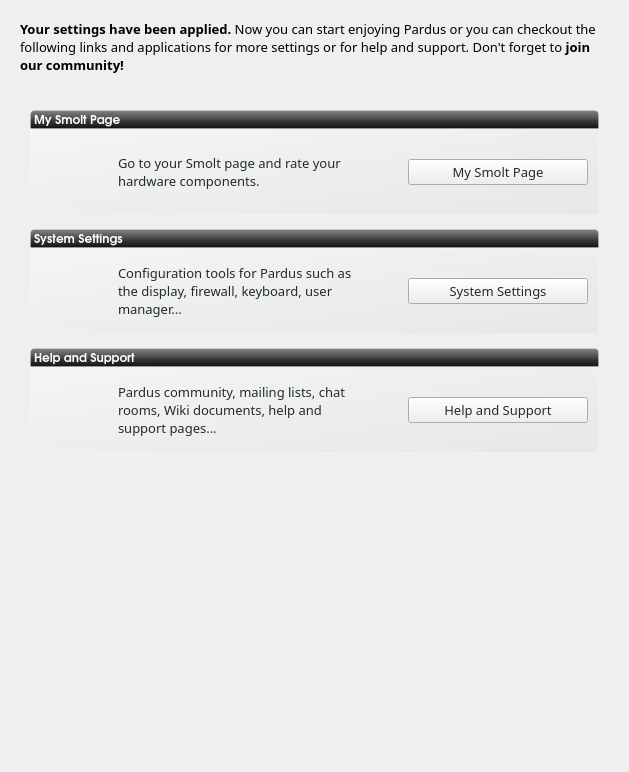
This is kaptan/ui/ui_scrGoodbye.ui in circass/pisi-work as Qt 5 draws it before an edit. The edited form follows.
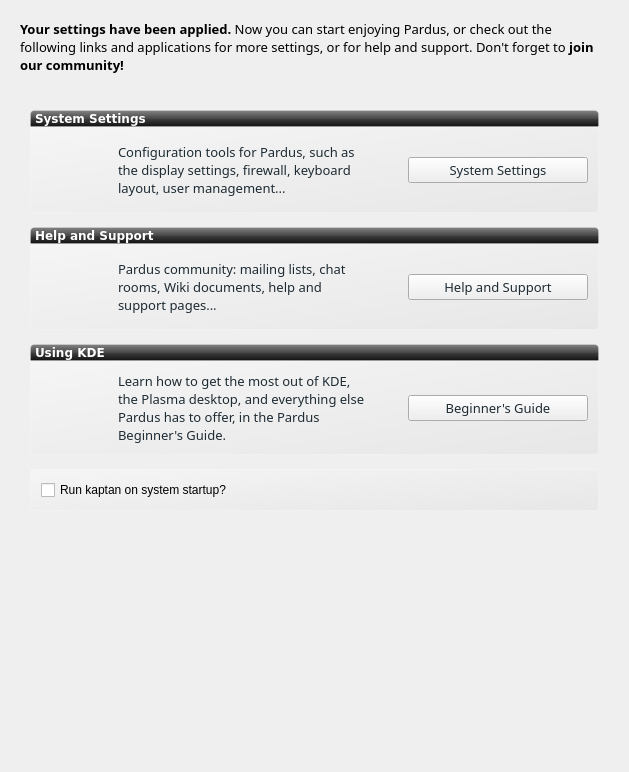
This is the edited form. Icons and pictures are not drawn.

Patch:
```diff
--- a/kaptan/ui/ui_scrGoodbye.ui
+++ b/kaptan/ui/ui_scrGoodbye.ui
@@ -47,7 +47,7 @@
       <string notr="true"/>
      </property>
      <property name="text">
-      <string>&lt;b&gt;Your settings have been applied.&lt;/b&gt; Now you can start enjoying Pardus or you can checkout the following links and applications for more settings or for help and support. Don't forget to &lt;b&gt;join our community!&lt;/b&gt;</string>
+      <string>&lt;html&gt;&lt;head/&gt;&lt;body&gt;&lt;p&gt;&lt;span style=&quot; font-weight:600;&quot;&gt;Your settings have been applied.&lt;/span&gt; Now you can start enjoying Pardus, or check out the following links and applications for more settings, or for help and support. Don't forget to &lt;span style=&quot; font-weight:600;&quot;&gt;join our community!&lt;/span&gt;&lt;/p&gt;&lt;/body&gt;&lt;/html&gt;</string>
      </property>
      <property name="wordWrap">
       <bool>true</bool>
@@ -87,7 +87,7 @@
         <x>0</x>
         <y>0</y>
         <width>589</width>
-        <height>653</height>
+        <height>659</height>
        </rect>
       </property>
       <property name="styleSheet">
@@ -100,190 +100,6 @@
        <property name="margin">
         <number>10</number>
        </property>
-       <item>
-        <layout class="QVBoxLayout" name="verticalLayout_2">
-         <property name="spacing">
-          <number>0</number>
-         </property>
-         <item>
-          <widget class="QLabel" name="label">
-           <property name="font">
-            <font>
-             <family>URW Gothic L</family>
-             <pointsize>9</pointsize>
-             <weight>75</weight>
-             <bold>true</bold>
-             <underline>false</underline>
-            </font>
-           </property>
-           <property name="styleSheet">
-            <string notr="true">    background-color: qlineargradient(spread:pad, x1:0.5, y1:0, x2:0.5, y2:1, stop:0 rgba(132, 132, 132, 255), stop:0.501481 rgba(70, 70, 70, 255), stop:0.503057 rgba(62, 62, 62, 255), stop:1 rgba(16, 16, 16, 255));
-/*background-color: qlineargradient(spread:pad, x1:1, y1:1, x2:0, y2:0, stop:0 rgba(219, 219, 219, 100), stop:1 rgba(255, 255, 255, 100));*/
-border: 1px solid rgba(255,255,255,50);
-color:white;
-border-top-left-radius: 4px;
-border-top-right-radius: 4px;</string>
-           </property>
-           <property name="text">
-            <string>My Smolt Page</string>
-           </property>
-           <property name="margin">
-            <number>5</number>
-           </property>
-          </widget>
-         </item>
-         <item>
-          <widget class="QGroupBox" name="smoltGroupBox">
-           <property name="font">
-            <font>
-             <family>Sans Serif</family>
-             <pointsize>11</pointsize>
-             <weight>75</weight>
-             <bold>true</bold>
-             <underline>false</underline>
-             <strikeout>false</strikeout>
-            </font>
-           </property>
-           <property name="styleSheet">
-            <string notr="true">#smoltGroupBox{
-background-color: qlineargradient(spread:pad, x1:1, y1:1, x2:0, y2:0, stop:0 rgba(219, 219, 219, 100), stop:1 rgba(255, 255, 255, 100));
-border: 1px solid rgba(255,255,255,50);
-border-bottom-left-radius: 4px;
-border-bottom-right-radius: 4px;
-}</string>
-           </property>
-           <property name="title">
-            <string/>
-           </property>
-           <property name="alignment">
-            <set>Qt::AlignLeading|Qt::AlignLeft|Qt::AlignTop</set>
-           </property>
-           <property name="flat">
-            <bool>true</bool>
-           </property>
-           <property name="checkable">
-            <bool>false</bool>
-           </property>
-           <layout class="QGridLayout" name="gridLayout">
-            <property name="margin">
-             <number>10</number>
-            </property>
-            <item row="0" column="2">
-             <spacer name="horizontalSpacer_5">
-              <property name="orientation">
-               <enum>Qt::Horizontal</enum>
-              </property>
-              <property name="sizeType">
-               <enum>QSizePolicy::Fixed</enum>
-              </property>
-              <property name="sizeHint" stdset="0">
-               <size>
-                <width>30</width>
-                <height>28</height>
-               </size>
-              </property>
-             </spacer>
-            </item>
-            <item row="0" column="3">
-             <widget class="QPushButton" name="buttonSystemSettings_2">
-              <property name="sizePolicy">
-               <sizepolicy hsizetype="Fixed" vsizetype="Fixed">
-                <horstretch>0</horstretch>
-                <verstretch>0</verstretch>
-               </sizepolicy>
-              </property>
-              <property name="minimumSize">
-               <size>
-                <width>180</width>
-                <height>25</height>
-               </size>
-              </property>
-              <property name="font">
-               <font>
-                <family>Sans Serif</family>
-                <pointsize>10</pointsize>
-                <weight>50</weight>
-                <bold>false</bold>
-               </font>
-              </property>
-              <property name="styleSheet">
-               <string notr="true">color: rgb(30, 43, 51)</string>
-              </property>
-              <property name="text">
-               <string>My Smolt Page</string>
-              </property>
-             </widget>
-            </item>
-            <item row="0" column="1">
-             <widget class="QLabel" name="labelSystemSettings_2">
-              <property name="sizePolicy">
-               <sizepolicy hsizetype="Preferred" vsizetype="Preferred">
-                <horstretch>0</horstretch>
-                <verstretch>0</verstretch>
-               </sizepolicy>
-              </property>
-              <property name="minimumSize">
-               <size>
-                <width>0</width>
-                <height>40</height>
-               </size>
-              </property>
-              <property name="font">
-               <font>
-                <family>Sans Serif</family>
-                <pointsize>10</pointsize>
-               </font>
-              </property>
-              <property name="styleSheet">
-               <string notr="true">color: rgb(30, 43, 51)</string>
-              </property>
-              <property name="text">
-               <string>Go to your Smolt page and rate your hardware components.</string>
-              </property>
-              <property name="scaledContents">
-               <bool>true</bool>
-              </property>
-              <property name="wordWrap">
-               <bool>true</bool>
-              </property>
-              <property name="margin">
-               <number>0</number>
-              </property>
-              <property name="indent">
-               <number>7</number>
-              </property>
-             </widget>
-            </item>
-            <item row="0" column="0">
-             <widget class="QLabel" name="label_5">
-              <property name="minimumSize">
-               <size>
-                <width>64</width>
-                <height>64</height>
-               </size>
-              </property>
-              <property name="maximumSize">
-               <size>
-                <width>64</width>
-                <height>64</height>
-               </size>
-              </property>
-              <property name="text">
-               <string/>
-              </property>
-              <property name="pixmap">
-               <pixmap resource="../data/kaptan.qrc">:/raw/pixmap/view-pim-contacts.png</pixmap>
-              </property>
-              <property name="scaledContents">
-               <bool>false</bool>
-              </property>
-             </widget>
-            </item>
-           </layout>
-          </widget>
-         </item>
-        </layout>
-       </item>
        <item>
         <layout class="QVBoxLayout" name="verticalLayout_4">
          <property name="spacing">
@@ -293,7 +109,7 @@
           <widget class="QLabel" name="label_3">
            <property name="font">
             <font>
-             <family>URW Gothic L</family>
+             <family>DejaVu Sans</family>
              <pointsize>9</pointsize>
              <weight>75</weight>
              <bold>true</bold>
@@ -391,7 +207,7 @@
                <string notr="true">color: rgb(30, 43, 51)</string>
               </property>
               <property name="text">
-               <string>Configuration tools for Pardus such as the display, firewall, keyboard, user manager...</string>
+               <string>Configuration tools for Pardus, such as the display settings, firewall, keyboard layout, user management...</string>
               </property>
               <property name="scaledContents">
                <bool>true</bool>
@@ -476,7 +292,7 @@
           <widget class="QLabel" name="label_4">
            <property name="font">
             <font>
-             <family>URW Gothic L</family>
+             <family>DejaVu Sans</family>
              <pointsize>9</pointsize>
              <weight>75</weight>
              <bold>true</bold>
@@ -550,7 +366,7 @@
                <string notr="true">color: rgb(30, 43, 51)</string>
               </property>
               <property name="text">
-               <string>Pardus community, mailing lists, chat rooms, Wiki documents, help and support pages...</string>
+               <string>Pardus community: mailing lists, chat rooms, Wiki documents, help and support pages...</string>
               </property>
               <property name="scaledContents">
                <bool>true</bool>
@@ -642,6 +458,240 @@
          </item>
         </layout>
        </item>
+       <item>
+        <layout class="QVBoxLayout" name="verticalLayout_6">
+         <property name="spacing">
+          <number>0</number>
+         </property>
+         <item>
+          <widget class="QLabel" name="label_5">
+           <property name="font">
+            <font>
+             <family>DejaVu Sans</family>
+             <pointsize>9</pointsize>
+             <weight>75</weight>
+             <bold>true</bold>
+             <underline>false</underline>
+            </font>
+           </property>
+           <property name="styleSheet">
+            <string notr="true">    background-color: qlineargradient(spread:pad, x1:0.5, y1:0, x2:0.5, y2:1, stop:0 rgba(132, 132, 132, 255), stop:0.501481 rgba(70, 70, 70, 255), stop:0.503057 rgba(62, 62, 62, 255), stop:1 rgba(16, 16, 16, 255));
+border: 1px solid rgba(255,255,255,50);
+color:white;
+border-top-left-radius: 4px;
+border-top-right-radius: 4px;</string>
+           </property>
+           <property name="text">
+            <string>Using KDE</string>
+           </property>
+           <property name="margin">
+            <number>5</number>
+           </property>
+          </widget>
+         </item>
+         <item>
+          <widget class="QGroupBox" name="groupBox_3">
+           <property name="font">
+            <font>
+             <family>Sans Serif</family>
+             <pointsize>11</pointsize>
+             <weight>75</weight>
+             <bold>true</bold>
+             <underline>false</underline>
+             <strikeout>false</strikeout>
+            </font>
+           </property>
+           <property name="acceptDrops">
+            <bool>false</bool>
+           </property>
+           <property name="styleSheet">
+            <string notr="true">#groupBox_3{
+background-color: qlineargradient(spread:pad, x1:1, y1:1, x2:0, y2:0, stop:0 rgba(219, 219, 219, 100), stop:1 rgba(255, 255, 255, 100));
+border: 1px solid rgba(255,255,255,50);
+border-bottom-left-radius: 4px;
+border-bottom-right-radius: 4px;
+}</string>
+           </property>
+           <property name="title">
+            <string/>
+           </property>
+           <property name="alignment">
+            <set>Qt::AlignLeading|Qt::AlignLeft|Qt::AlignTop</set>
+           </property>
+           <property name="flat">
+            <bool>true</bool>
+           </property>
+           <property name="checkable">
+            <bool>false</bool>
+           </property>
+           <layout class="QGridLayout" name="gridLayout_9">
+            <property name="margin">
+             <number>10</number>
+            </property>
+            <item row="0" column="1">
+             <widget class="QLabel" name="labelSystemSettings_5">
+              <property name="sizePolicy">
+               <sizepolicy hsizetype="Preferred" vsizetype="Preferred">
+                <horstretch>0</horstretch>
+                <verstretch>0</verstretch>
+               </sizepolicy>
+              </property>
+              <property name="minimumSize">
+               <size>
+                <width>0</width>
+                <height>40</height>
+               </size>
+              </property>
+              <property name="font">
+               <font>
+                <family>Sans Serif</family>
+                <pointsize>10</pointsize>
+               </font>
+              </property>
+              <property name="styleSheet">
+               <string notr="true">color: rgb(30, 43, 51)</string>
+              </property>
+              <property name="text">
+               <string>Learn how to get the most out of KDE, the Plasma desktop, and everything else Pardus has to offer, in the Pardus Beginner's Guide.</string>
+              </property>
+              <property name="scaledContents">
+               <bool>true</bool>
+              </property>
+              <property name="wordWrap">
+               <bool>true</bool>
+              </property>
+              <property name="margin">
+               <number>0</number>
+              </property>
+              <property name="indent">
+               <number>7</number>
+              </property>
+             </widget>
+            </item>
+            <item row="0" column="0">
+             <widget class="QLabel" name="label_12">
+              <property name="minimumSize">
+               <size>
+                <width>64</width>
+                <height>64</height>
+               </size>
+              </property>
+              <property name="maximumSize">
+               <size>
+                <width>64</width>
+                <height>64</height>
+               </size>
+              </property>
+              <property name="text">
+               <string/>
+              </property>
+              <property name="pixmap">
+               <pixmap resource="../data/kaptan.qrc">:/raw/pixmap/preferences-system.png</pixmap>
+              </property>
+              <property name="scaledContents">
+               <bool>false</bool>
+              </property>
+             </widget>
+            </item>
+            <item row="0" column="3">
+             <widget class="QPushButton" name="buttonBeginnersGuide">
+              <property name="sizePolicy">
+               <sizepolicy hsizetype="Fixed" vsizetype="Fixed">
+                <horstretch>0</horstretch>
+                <verstretch>0</verstretch>
+               </sizepolicy>
+              </property>
+              <property name="minimumSize">
+               <size>
+                <width>180</width>
+                <height>25</height>
+               </size>
+              </property>
+              <property name="font">
+               <font>
+                <family>Sans Serif</family>
+                <pointsize>10</pointsize>
+                <weight>50</weight>
+                <bold>false</bold>
+               </font>
+              </property>
+              <property name="styleSheet">
+               <string notr="true">color: rgb(30, 43, 51)</string>
+              </property>
+              <property name="text">
+               <string>Beginner's Guide</string>
+              </property>
+             </widget>
+            </item>
+            <item row="0" column="2">
+             <spacer name="horizontalSpacer_6">
+              <property name="orientation">
+               <enum>Qt::Horizontal</enum>
+              </property>
+              <property name="sizeType">
+               <enum>QSizePolicy::Fixed</enum>
+              </property>
+              <property name="sizeHint" stdset="0">
+               <size>
+                <width>30</width>
+                <height>20</height>
+               </size>
+              </property>
+             </spacer>
+            </item>
+           </layout>
+          </widget>
+         </item>
+        </layout>
+       </item>
+       <item>
+        <widget class="QGroupBox" name="groupBox_4">
+         <property name="font">
+          <font>
+           <family>Sans Serif</family>
+           <pointsize>11</pointsize>
+           <weight>75</weight>
+           <bold>true</bold>
+           <underline>false</underline>
+           <strikeout>false</strikeout>
+          </font>
+         </property>
+         <property name="acceptDrops">
+          <bool>false</bool>
+         </property>
+         <property name="styleSheet">
+          <string notr="true">#groupBox_4{
+background-color: qlineargradient(spread:pad, x1:1, y1:1, x2:0, y2:0, stop:0 rgba(219, 219, 219, 100), stop:1 rgba(255, 255, 255, 100));
+border: 1px solid rgba(255,255,255,50);
+border-radius: 4px;
+}</string>
+         </property>
+         <property name="title">
+          <string/>
+         </property>
+         <property name="alignment">
+          <set>Qt::AlignLeading|Qt::AlignLeft|Qt::AlignTop</set>
+         </property>
+         <property name="flat">
+          <bool>true</bool>
+         </property>
+         <property name="checkable">
+          <bool>false</bool>
+         </property>
+         <layout class="QGridLayout" name="gridLayout_10">
+          <property name="margin">
+           <number>10</number>
+          </property>
+          <item row="0" column="0">
+           <widget class="QCheckBox" name="autostart">
+            <property name="text">
+             <string>Run kaptan on system startup?</string>
+            </property>
+           </widget>
+          </item>
+         </layout>
+        </widget>
+       </item>
        <item>
         <spacer name="verticalSpacer">
          <property name="orientation">
```
Left out of the diff: 94 changed lines with no effect on the pictures.
